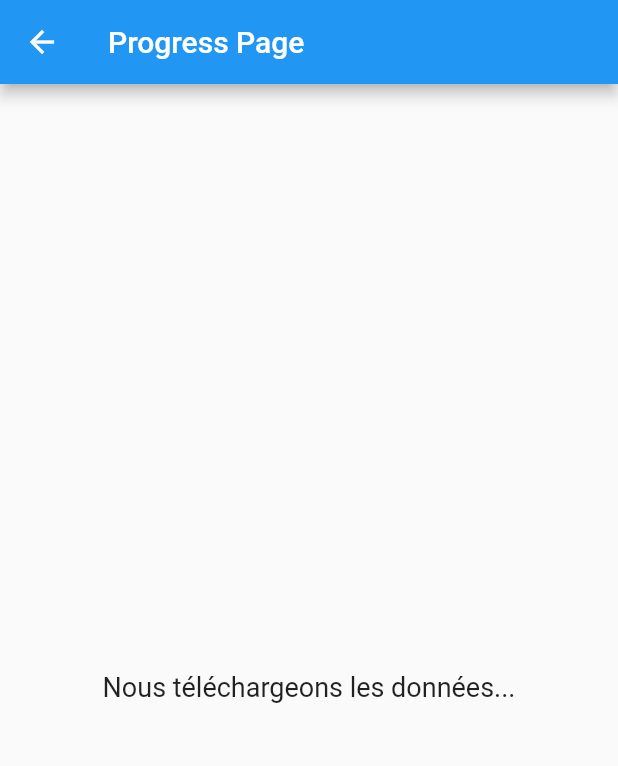
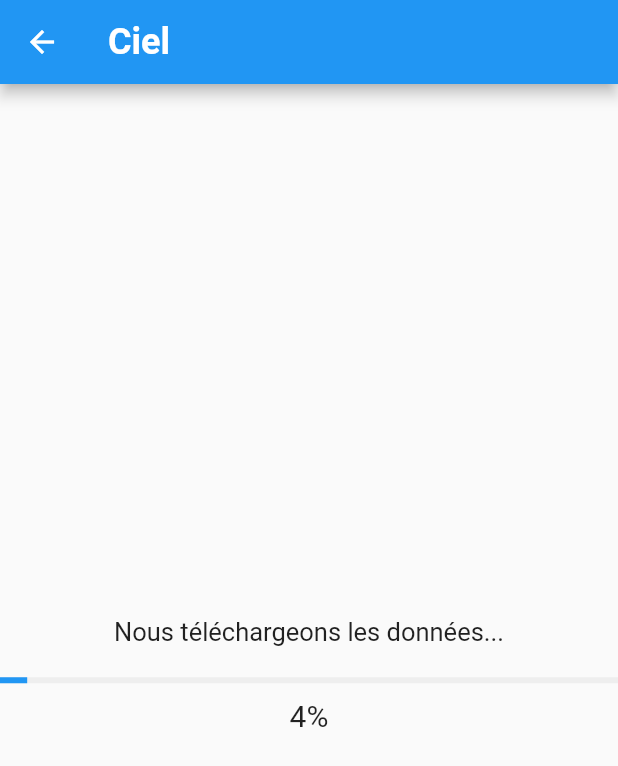
Before and after one commit to abdourahamaneab/Ciel, a Flutter app: the Home screen opened directly, after a tap on "Commencer", on a phone screen of 412 x 824 dp. Shown: the top 766 px of the screen. Run offline on Flutter 3.47's test engine with Material 2 defaults, Android fonts, the phone set to English and light mode, and no system bars.

Commit message:
tout y est normalement les fonctionnalitées sont bonne meme si l esthetique n y est pas

```diff
--- a/lib/models/weather.dart
+++ b/lib/models/weather.dart
@@ -9,4 +9,5 @@ class Weather {
     required this.temperature,
     required this.weatherCondition,
   });
+
 }
--- a/lib/screens/Home.dart
+++ b/lib/screens/Home.dart
@@ -1,6 +1,7 @@
 
 import 'package:ciel/screens/affiche.dart';
 import 'package:flutter/material.dart';
+import 'package:ciel/services/weather_api.dart';
 
 class  Home extends StatelessWidget {
   @override
@@ -36,7 +37,8 @@ class  Home extends StatelessWidget {
 
                 Navigator.push(
                   context,
-                  MaterialPageRoute(builder: (context) => ProgressPage()),
+                  MaterialPageRoute(builder: (context) => Affiche()
+                ),
                 );
               },
               child: const Text( 'Commencer',style: TextStyle(fontSize: 18),
@@ -47,7 +49,7 @@ class  Home extends StatelessWidget {
             const SizedBox(height: 20),
 
 
-            const  Text('cliquez sur le bouton pour connaitre la méteo',
+            const  Text('cliquez sur le bouton pour connaitre la méteo journalière',
               style: TextStyle(
                 fontSize: 15,
                 color: Colors.white,
--- a/lib/screens/affiche.dart
+++ b/lib/screens/affiche.dart
@@ -1,139 +1,217 @@
+
+import 'dart:async';
+import 'package:ciel/models/weather.dart';
+import 'package:ciel/services/weather_api.dart';
 import 'package:flutter/material.dart';
 
-class ProgressPage extends StatefulWidget {
+class Affiche extends StatefulWidget {
   @override
-  _ProgressPageState createState() => _ProgressPageState();
+  _Affiche createState() => _Affiche();
 }
 
-class _ProgressPageState extends State<ProgressPage> with SingleTickerProviderStateMixin {
-late  AnimationController _animationController;
-  late Animation<double> _animation;
+class _Affiche extends State<Affiche> with SingleTickerProviderStateMixin {
+  late AnimationController _animationController;
+  late Animation<double> _progressAnimation;
+  int _messageIndex = 0;
+  bool _animationComplete = false;
+  late Future<List<Weather>> weatherData;
 
-  String _progressMessage = 'Nous téléchargeons les données...';
-  bool _isLoading = true;
-  bool _showResults = false;
+  List<String> _messages = [
+    'Nous téléchargeons les données...',
+    'C\'est presque fini...',
+    'Plus que quelques secondes avant d\'avoir le résultat...',
+  ];
+  late Timer _timer;
 
   @override
   void initState() {
     super.initState();
     _animationController = AnimationController(
       vsync: this,
-      duration:  const Duration(seconds: 10),
+      duration: Duration(seconds: 25),
     );
 
-    _animation = Tween<double>(begin: 0, end: 1).animate(_animationController)
+    _progressAnimation = Tween<double>(begin: 0, end: 100).animate(_animationController)
       ..addListener(() {
+        setState(() {});
+      })
+      ..addStatusListener((status) {
+        if (status == AnimationStatus.completed) {
+          setState(() {
+            _animationComplete = true;
+          });
+        }
+      });
+
+    weatherData = fetchWeatherForCities(['Paris', 'Niamey', 'Dakar', 'Quebec', 'Moscou']);
+
+    _startAnimation();
+
+    _timer = Timer.periodic(Duration(seconds: 5), (timer) {
+      if (!_animationComplete) {
         setState(() {
-          if (_animationController.status == AnimationStatus.completed) {
-            _isLoading = false;
-            _showResults = true;
-            _progressMessage = 'Téléchargement terminé';
-          } else if (_animationController.status == AnimationStatus.forward) {
-            final progress = (_animation.value * 100).toInt();
-            _progressMessage = 'C\'est presque fini... $progress%';
-          }
+          _messageIndex = (_messageIndex + 1) % _messages.length;
         });
-      });
+      }
+    });
   }
 
   @override
   void dispose() {
     _animationController.dispose();
+    _timer.cancel();
     super.dispose();
   }
 
-  void startAnimation() {
-    setState(() {
-      _isLoading = true;
-      _showResults = false;
-      _progressMessage = 'Nous téléchargeons les données...';
-    });
+  void _startAnimation() {
+    _animationComplete = false;
     _animationController.reset();
     _animationController.forward();
+  }
+
+  Future<List<Weather>> fetchWeatherForCities(List<String> cityNames) {
+    WeatherApi weatherApi = WeatherApi();
+    return Future.delayed(Duration(seconds: 21), () => weatherApi.fetchWeatherForCities(cityNames));
   }
 
   @override
   Widget build(BuildContext context) {
     return Scaffold(
       appBar: AppBar(
-        title: Text('Progress Page'),
+        title: const Text(
+          'Ciel',
+          textAlign: TextAlign.left,
+          style: TextStyle(
+            fontSize: 24,
+            color: Colors.white,
+            fontWeight: FontWeight.bold,
+          ),
+        ),
       ),
       body: Center(
-        child: Column(
-          mainAxisAlignment: MainAxisAlignment.center,
-          children: [
-            if (!_showResults)
-              CircularProgressIndicator(
-                value: _isLoading ? _animation.value : null,
-              ),
-            SizedBox(height: 20),
-            Text(
-              _progressMessage,
-              style: TextStyle(fontSize: 18),
-            ),
-            SizedBox(height: 20),
-            if (_showResults)
-              Column(
+        heightFactor: 1.5,
+        child: FutureBuilder<List<Weather>>(
+          future: weatherData,
+          builder: (context, snapshot) {
+            if (snapshot.hasData) {
+              final weatherList = snapshot.data!;
+              return Column(
                 children: [
-                  ResultTable(),
-                  SizedBox(height: 20),
+                  ListView.builder(
+                    padding: const EdgeInsets.all(8),
+                    shrinkWrap: true,
+                    itemCount: weatherList.length,
+                    itemBuilder: (context, index) {
+                      final weather = weatherList[index];
+                      return ListTile(
+                        title: Text(
+                          weather.cityName,
+                          style: const TextStyle(
+                            fontSize: 20,
+                            color: Colors.indigo,
+                            fontWeight: FontWeight.bold,
+                          ),
+                        ),
+                        subtitle: Text(
+                          weather.temperature.toString() + '°C',
+                          style: const TextStyle(
+                            fontSize: 20,
+                            color: Colors.blue,
+                            fontWeight: FontWeight.bold,
+                          ),
+                        ),
+
+                        trailing: Text(
+                          weather.weatherCondition,
+                          style: const TextStyle(
+                            fontSize: 20,
+                            color: Colors.blue,
+                            fontWeight: FontWeight.bold,
+                          ),
+                        ),
+
+                        minLeadingWidth: 5,
+                        minVerticalPadding: 20,
+                      );
+                    },
+                  ),
+
+                  Text(
+                    _animationComplete ? 'Terminé' : _messages[_messageIndex],
+                    style: TextStyle(fontSize: 17 ,
+                        color: Colors.blue,
+                        fontWeight: FontWeight.bold,
+
+
+                  ),
+                  ),
+                  const SizedBox(height: 20),
+
+                  Text(
+                  '${_progressAnimation.value.toInt()}%',
+                  style: TextStyle(fontSize: 20),
+                  ),
+                  const SizedBox(height: 20),
+
+                  LinearProgressIndicator(
+                    value: _progressAnimation.value / 100,
+                    backgroundColor: Colors.grey[200],
+                    valueColor: AlwaysStoppedAnimation<Color>(Colors.blue),
+                  ),
+
+                  const SizedBox(height: 10),
+
                   ElevatedButton(
-                    onPressed: startAnimation,
-                    child: Text('Recommencer'),
+                    onPressed: () {
+                      weatherData.then((weatherList) {
+                        weatherList.forEach((weather) {
+                          print('${weather.cityName} - ${weather.temperature} - ${weather.weatherCondition}');
+                        });
+                      });
+                      _startAnimation();
+                      setState(() {
+                        weatherData = fetchWeatherForCities(['Paris', 'Niamey', 'Dakar', 'Quebec', 'Moscou']);
+                      });
+                    },
+                    child: Icon(Icons.refresh),
                   ),
+
+
+
                 ],
-              ),
-          ],
+              );
+            } else if (snapshot.hasError) {
+              return Text('Erreur lors de la récupération des données météorologiques');
+            } else {
+              return Column(
+                mainAxisAlignment: MainAxisAlignment.center,
+                children: [
+                  const SizedBox(height: 20),
+
+                  const SizedBox(height: 20),
+                  Text(
+                    _animationComplete ? 'Terminé' : _messages[_messageIndex],
+                    style: TextStyle(fontSize: 17),
+
+                  ),
+                  const SizedBox(height: 20),
+                  LinearProgressIndicator(
+                    value: _progressAnimation.value / 100,
+                    backgroundColor: Colors.grey[200],
+                    valueColor: AlwaysStoppedAnimation<Color>(Colors.blue),
+                  ),
+                  const SizedBox(height: 10),
+                  Text(
+                    '${_progressAnimation.value.toInt()}%',
+                    style: TextStyle(fontSize: 20),
+                  ),
+                  const SizedBox(height: 20),
+                ],
+              );
+            }
+          },
         ),
       ),
     );
   }
 }
-
-class ResultTable extends StatelessWidget {
-  @override
-  Widget build(BuildContext context) {
-    return Table(
-        border: TableBorder.all(),
-        children: [
-    TableRow(
-    children: [
-    TableCell(child: Text('Ville')),
-    TableCell(child: Text('Température')),
-    TableCell(child: Text('Couverture nuageuse')),
-    ],
-    ),
-    TableRow(
-    children: [
-    TableCell(child: Text('Rennes')),
-    TableCell(child: Text('20°C')),
-    TableCell(child: Icon(Icons.cloud)),
-    ],
-    ),
-    TableRow(
-    children: [
-    TableCell(child: Text('Paris')),
-    TableCell(child: Text('18°C')),
-    TableCell(child: Icon(Icons.cloud)),
-    ],
-    ),
-    TableRow(
-    children: [
-    TableCell(child: Text('Nantes')),
-    TableCell(child: Text('21°C')),
-    TableCell(child: Icon(Icons.cloud)),
-    ],
-    ),
-    TableRow(
-    children: [
-    TableCell(child: Text('Bordeaux')),
-    TableCell(child: Text('22°C')),
-    TableCell(child: Icon(Icons.cloud)),
-    ],
-    )
-    ],
-    );
-
-}
-
-  }
```
Also changed, not shown: lib/main.dart (+6 -10 lines), lib/models/city.dart (deleted, +0 -10 lines), lib/services/weather_api.dart (+15 -9 lines), 1 other file.
